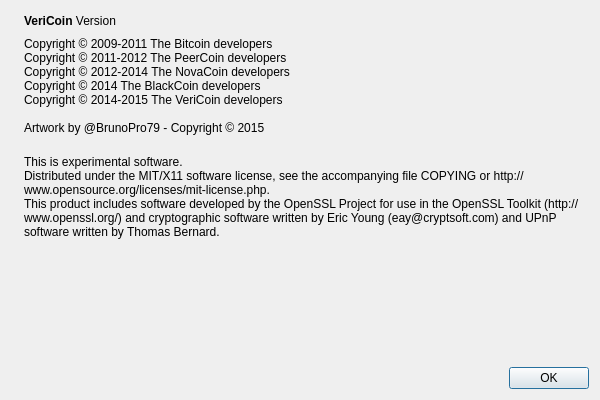
Qt form src/qt/forms/aboutdialog.ui (VeriConomy/vericoin) before a commit.
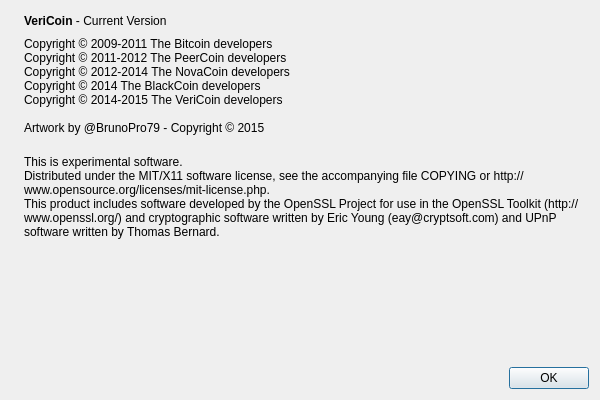
The same form after that commit. Icons and pictures are not drawn.

```diff
--- a/src/qt/forms/aboutdialog.ui
+++ b/src/qt/forms/aboutdialog.ui
@@ -37,7 +37,7 @@
           <cursorShape>IBeamCursor</cursorShape>
          </property>
          <property name="text">
-          <string>&lt;b&gt;VeriCoin&lt;/b&gt; Version</string>
+          <string>&lt;html&gt;&lt;head/&gt;&lt;body&gt;&lt;p&gt;&lt;span style=&quot; font-weight:600;&quot;&gt;VeriCoin&lt;/span&gt; - Current Version&lt;/p&gt;&lt;/body&gt;&lt;/html&gt;</string>
          </property>
          <property name="textInteractionFlags">
           <set>Qt::LinksAccessibleByMouse|Qt::TextSelectableByKeyboard|Qt::TextSelectableByMouse</set>
```
